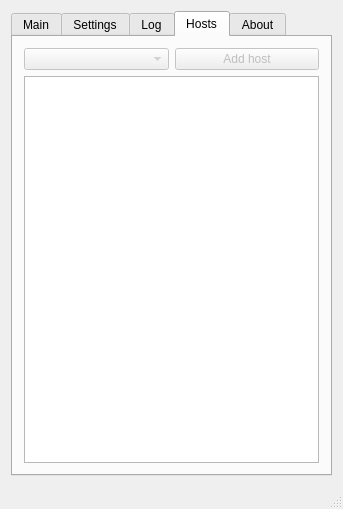
The window that dudestar.ui (sweeptea/dudestar) describes before a commit, drawn with Qt 5.
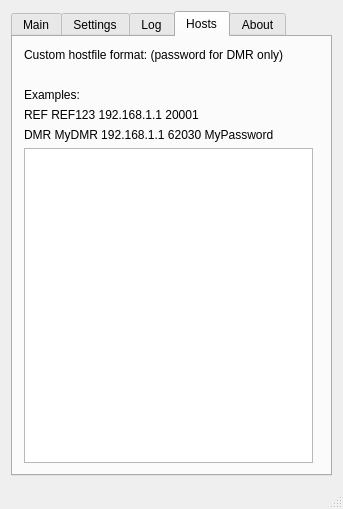
The same window after the commit. The open tabs and pages were chosen to show the change. Icons and pictures are not drawn.

Commit message: Add custom hosts, update README

What changed in the file:
```diff
--- a/dudestar.ui
+++ b/dudestar.ui
@@ -1255,27 +1255,41 @@
         <string>Hosts</string>
        </attribute>
        <layout class="QGridLayout" name="gridLayout_7">
-        <item row="0" column="1">
-         <widget class="QPushButton" name="pushButton">
-          <property name="enabled">
-           <bool>false</bool>
+        <item row="0" column="0" colspan="2">
+         <widget class="QLabel" name="label_18">
+          <property name="text">
+           <string>Custom hostfile format: (password for DMR only)</string>
           </property>
+         </widget>
+        </item>
+        <item row="2" column="0">
+         <widget class="QLabel" name="label_20">
           <property name="text">
-           <string>Add host</string>
+           <string>Examples:</string>
           </property>
          </widget>
         </item>
-        <item row="0" column="0">
-         <widget class="QComboBox" name="comboCustomHostMode">
-          <property name="enabled">
-           <bool>false</bool>
+        <item row="3" column="0">
+         <widget class="QLabel" name="label_21">
+          <property name="text">
+           <string>REF REF123 192.168.1.1 20001</string>
           </property>
          </widget>
         </item>
         <item row="1" column="0" colspan="2">
-         <widget class="QTableView" name="tableCustomHosts">
-          <property name="enabled">
-           <bool>true</bool>
+         <widget class="QLabel" name="label_19">
+          <property name="text">
+           <string>&lt;mode&gt; &lt;name&gt; &lt;host&gt; &lt;port&gt; &lt;password&gt;</string>
+          </property>
+         </widget>
+        </item>
+        <item row="5" column="0">
+         <widget class="QTextEdit" name="textCustomHosts"/>
+        </item>
+        <item row="4" column="0">
+         <widget class="QLabel" name="label_22">
+          <property name="text">
+           <string>DMR MyDMR 192.168.1.1 62030 MyPassword</string>
           </property>
          </widget>
         </item>
```
Left out of the diff: 2 changed lines with no effect on the pictures. The commit also changes 7 other files.
